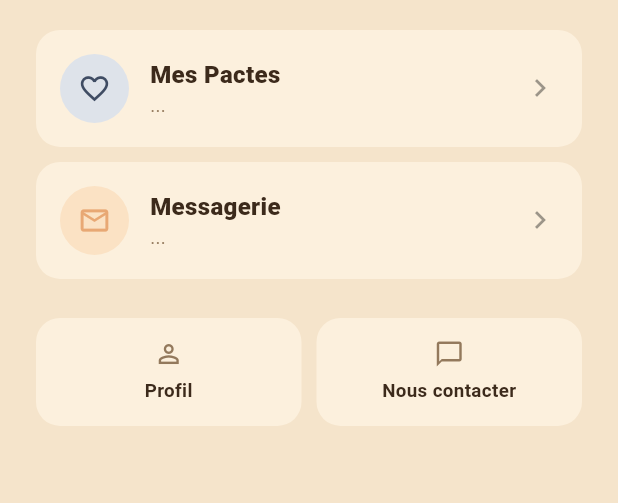
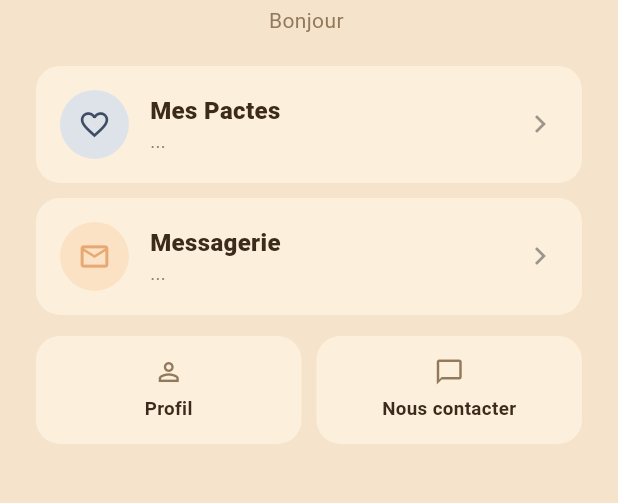
Before and after one commit to kevinarner/le_pacte, a Flutter app: the MenuPrincipalScreen screen opened directly with empty values, on a phone screen of 412 x 824 dp, the part 227-730 px from its top. Run offline on Flutter 3.47's test engine with Material 3 defaults, Android fonts, the phone set to English and light mode, and no system bars; our stand-ins replace firebase_core, firebase_messaging, image_picker, supabase_flutter; missing offline and left inert: dart:js_interop; accounts and stored records are empty.

```diff
--- a/lib/screens/root/menu_principal_screen.dart
+++ b/lib/screens/root/menu_principal_screen.dart
@@ -116,6 +116,9 @@ class _MenuPrincipalScreenState extends State<MenuPrincipalScreen> {
               Image.asset('assets/images/logo_mains.png', width: 52),
               const SizedBox(height: 8),
               Image.asset('assets/images/logo_swend_wordmark.png', width: 140),
+              const SizedBox(height: 4),
+              Text('Bonjour ${AppStore.moi.prenom}',
+                  style: const TextStyle(color: AppColors.texteAttenue)),
               const SizedBox(height: 20),
               if (prochain != null) ...[
                 _cartePlusProche(prochain),
@@ -143,7 +146,7 @@ class _MenuPrincipalScreenState extends State<MenuPrincipalScreen> {
                         : '$nombreConversations conversation${nombreConversations! > 1 ? 's' : ''}',
                 onTap: () => _ouvrir(const MessagerieScreen()),
               ),
-              const SizedBox(height: 26),
+              const SizedBox(height: 14),
               Row(
                 children: [
                   Expanded(
@@ -187,17 +190,13 @@ class _MenuPrincipalScreenState extends State<MenuPrincipalScreen> {
           child: Column(
             crossAxisAlignment: CrossAxisAlignment.start,
             children: [
-              const SizedBox(
-                width: double.infinity,
-                child: Text(
+              const Text(
                 'TON PROCHAIN PACTE',
-                  textAlign: TextAlign.center,
                 style: TextStyle(
                   fontSize: 10.5,
                   fontWeight: FontWeight.w700,
                   color: AppColors.accentClair,
                   letterSpacing: 0.06,
-                  ),
                 ),
               ),
               const SizedBox(height: 6),
```
Lines whose indentation alone changed are shown as unchanged.
